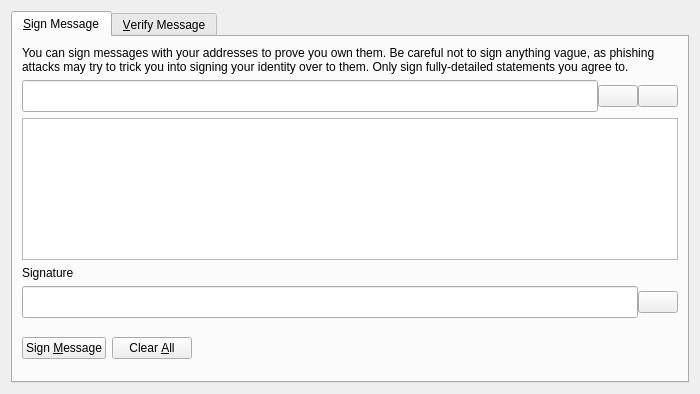
Old version of the form src/qt/forms/signverifymessagedialog.ui in the repository MotoAcidic/bdcash-protocol.
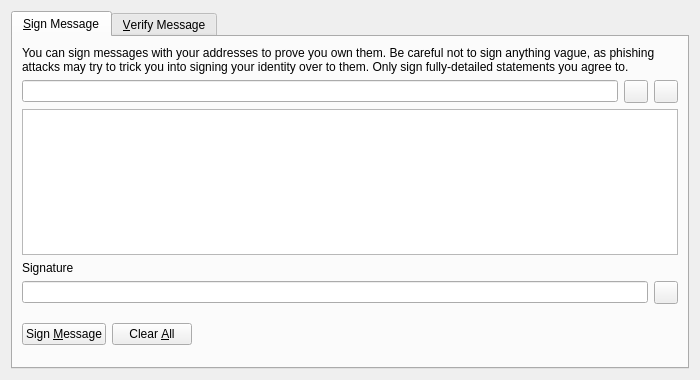
New version of the form. Icons and pictures are not drawn. Custom widgets are drawn as their Qt base class.

Diff of the .ui file:
```diff
--- a/src/qt/forms/signverifymessagedialog.ui
+++ b/src/qt/forms/signverifymessagedialog.ui
@@ -7,7 +7,7 @@
     <x>0</x>
     <y>0</y>
     <width>700</width>
-    <height>394</height>
+    <height>380</height>
    </rect>
   </property>
   <property name="windowTitle">
@@ -42,29 +42,15 @@
        </item>
        <item>
         <layout class="QHBoxLayout" name="horizontalLayout_1_SM">
-         <property name="spacing">
-          <number>0</number>
-         </property>
          <item>
           <widget class="QValidatedLineEdit" name="addressIn_SM">
-           <property name="maximumSize">
-            <size>
-             <width>16777215</width>
-             <height>36</height>
-            </size>
-           </property>
-           <property name="font">
-            <font>
-             <pointsize>15</pointsize>
-            </font>
-           </property>
            <property name="toolTip">
             <string>The BDCASH address to sign the message with</string>
            </property>
           </widget>
          </item>
          <item>
-          <widget class="QPushButton" name="addressBookButton_SM">
+          <widget class="QToolButton" name="addressBookButton_SM">
            <property name="toolTip">
             <string>Choose previously used address</string>
            </property>
@@ -75,22 +61,13 @@
             <iconset>
              <normaloff>:/icons/address-book</normaloff>:/icons/address-book</iconset>
            </property>
-           <property name="iconSize">
-            <size>
-             <width>36</width>
-             <height>36</height>
-            </size>
-           </property>
            <property name="shortcut">
             <string>Alt+A</string>
            </property>
-           <property name="autoDefault">
-            <bool>false</bool>
-           </property>
           </widget>
          </item>
          <item>
-          <widget class="QPushButton" name="pasteButton_SM">
+          <widget class="QToolButton" name="pasteButton_SM">
            <property name="toolTip">
             <string>Paste address from clipboard</string>
            </property>
@@ -101,18 +78,9 @@
             <iconset>
              <normaloff>:/icons/editpaste</normaloff>:/icons/editpaste</iconset>
            </property>
-           <property name="iconSize">
-            <size>
-             <width>36</width>
-             <height>36</height>
-            </size>
-           </property>
            <property name="shortcut">
             <string>Alt+P</string>
            </property>
-           <property name="autoDefault">
-            <bool>false</bool>
-           </property>
           </widget>
          </item>
         </layout>
@@ -136,20 +104,10 @@
        </item>
        <item>
         <layout class="QHBoxLayout" name="horizontalLayout_2_SM">
-         <property name="spacing">
-          <number>0</number>
-         </property>
          <item>
           <widget class="QLineEdit" name="signatureOut_SM">
-           <property name="maximumSize">
-            <size>
-             <width>16777215</width>
-             <height>36</height>
-            </size>
-           </property>
            <property name="font">
             <font>
-             <pointsize>15</pointsize>
              <italic>true</italic>
             </font>
            </property>
@@ -159,7 +117,7 @@
           </widget>
          </item>
          <item>
-          <widget class="QPushButton" name="copySignatureButton_SM">
+          <widget class="QToolButton" name="copySignatureButton_SM">
            <property name="toolTip">
             <string>Copy the current signature to the system clipboard</string>
            </property>
@@ -170,15 +128,6 @@
             <iconset resource="../bdcash.qrc">
              <normaloff>:/icons/editcopy</normaloff>:/icons/editcopy</iconset>
            </property>
-           <property name="iconSize">
-            <size>
-             <width>36</width>
-             <height>36</height>
-            </size>
-           </property>
-           <property name="autoDefault">
-            <bool>false</bool>
-           </property>
           </widget>
          </item>
         </layout>
```
Left out of the diff: 79 changed lines with no effect on the pictures.
